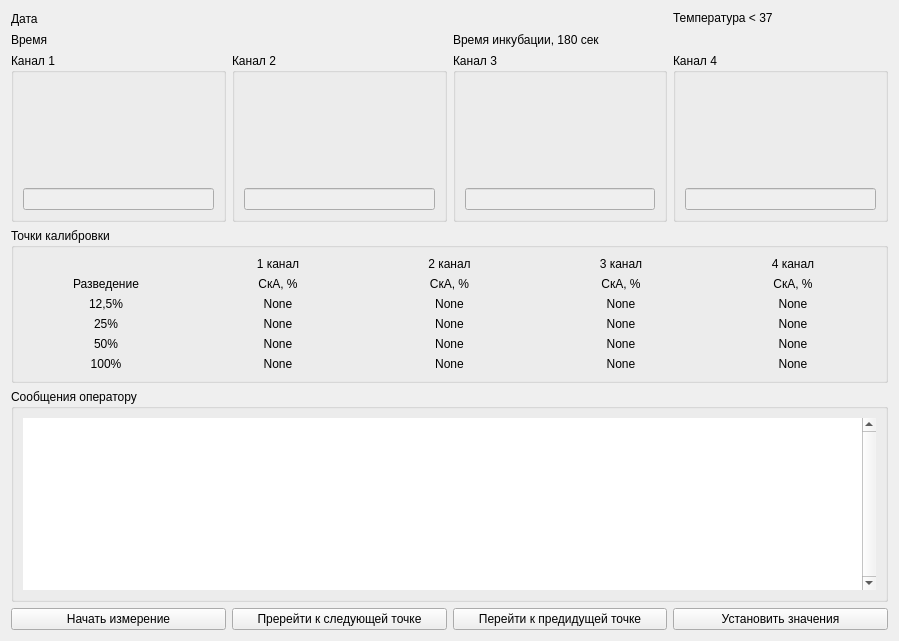
Before: the Qt Designer form kalibragr2.ui in krang4d/Agrekola, drawn with Qt 5.
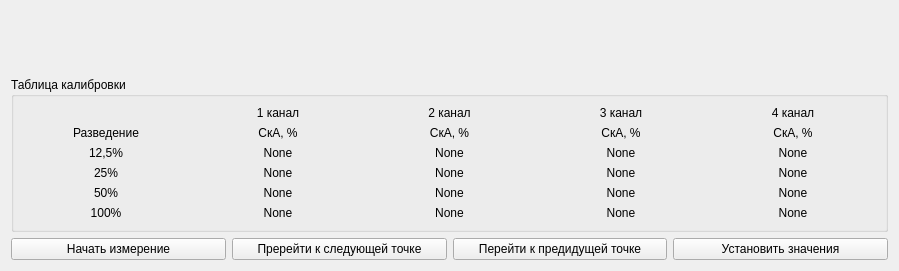
After: the same form once the commit is applied. Custom widgets are drawn as their Qt base class.

Diff of the .ui file:
```diff
--- a/kalibragr2.ui
+++ b/kalibragr2.ui
@@ -7,178 +7,22 @@
     <x>0</x>
     <y>0</y>
     <width>899</width>
-    <height>641</height>
+    <height>271</height>
    </rect>
   </property>
   <property name="windowTitle">
    <string>Form</string>
   </property>
-  <layout class="QGridLayout" name="gridLayout_3">
-   <item row="0" column="0">
+  <layout class="QVBoxLayout" name="verticalLayout">
+   <item>
+    <widget class="Widget" name="widget" native="true"/>
+   </item>
+   <item>
     <layout class="QGridLayout" name="gridLayout_2">
-     <item row="4" column="0" colspan="4">
-      <widget class="QGroupBox" name="groupBox_2">
-       <property name="sizePolicy">
-        <sizepolicy hsizetype="Preferred" vsizetype="Preferred">
-         <horstretch>0</horstretch>
-         <verstretch>0</verstretch>
-        </sizepolicy>
-       </property>
-       <property name="minimumSize">
-        <size>
-         <width>500</width>
-         <height>200</height>
-        </size>
-       </property>
-       <property name="title">
-        <string>Сообщения оператору</string>
-       </property>
-       <layout class="QHBoxLayout" name="horizontalLayout_3">
-        <item>
-         <widget class="QTextBrowser" name="textBrowser">
-          <property name="enabled">
-           <bool>true</bool>
-          </property>
-          <property name="frameShape">
-           <enum>QFrame::NoFrame</enum>
-          </property>
-          <property name="verticalScrollBarPolicy">
-           <enum>Qt::ScrollBarAlwaysOn</enum>
-          </property>
-          <property name="html">
-           <string>&lt;!DOCTYPE HTML PUBLIC &quot;-//W3C//DTD HTML 4.0//EN&quot; &quot;http://www.w3.org/TR/REC-html40/strict.dtd&quot;&gt;
-&lt;html&gt;&lt;head&gt;&lt;meta name=&quot;qrichtext&quot; content=&quot;1&quot; /&gt;&lt;style type=&quot;text/css&quot;&gt;
-p, li { white-space: pre-wrap; }
-&lt;/style&gt;&lt;/head&gt;&lt;body style=&quot; font-family:'MS Shell Dlg 2'; font-size:8.25pt; font-weight:400; font-style:normal;&quot;&gt;
-&lt;p style=&quot;-qt-paragraph-type:empty; margin-top:0px; margin-bottom:0px; margin-left:0px; margin-right:0px; -qt-block-indent:0; text-indent:0px; color:#ff0000;&quot;&gt;&lt;br /&gt;&lt;/p&gt;&lt;/body&gt;&lt;/html&gt;</string>
-          </property>
-         </widget>
-        </item>
-       </layout>
-      </widget>
-     </item>
-     <item row="2" column="1">
-      <widget class="QGroupBox" name="groupBox_ch2">
-       <property name="title">
-        <string>Канал 2</string>
-       </property>
-       <layout class="QVBoxLayout" name="verticalLayout_5">
-        <item>
-         <widget class="QWidget" name="widget_ch2" native="true"/>
-        </item>
-        <item>
-         <widget class="QLineEdit" name="lineEdit_Ch2">
-          <property name="enabled">
-           <bool>false</bool>
-          </property>
-          <property name="readOnly">
-           <bool>true</bool>
-          </property>
-         </widget>
-        </item>
-       </layout>
-      </widget>
-     </item>
-     <item row="2" column="0">
-      <widget class="QGroupBox" name="groupBox_ch1">
-       <property name="title">
-        <string>Канал 1</string>
-       </property>
-       <layout class="QVBoxLayout" name="verticalLayout_3">
-        <item>
-         <widget class="QWidget" name="widget_ch1" native="true">
-          <property name="minimumSize">
-           <size>
-            <width>50</width>
-            <height>100</height>
-           </size>
-          </property>
-         </widget>
-        </item>
-        <item>
-         <widget class="QLineEdit" name="lineEdit_Ch1">
-          <property name="enabled">
-           <bool>false</bool>
-          </property>
-          <property name="text">
-           <string/>
-          </property>
-          <property name="readOnly">
-           <bool>true</bool>
-          </property>
-         </widget>
-        </item>
-       </layout>
-      </widget>
-     </item>
-     <item row="2" column="3">
-      <widget class="QGroupBox" name="groupBox_ch4">
-       <property name="title">
-        <string>Канал 4</string>
-       </property>
-       <layout class="QVBoxLayout" name="verticalLayout_7">
-        <item>
-         <widget class="QWidget" name="widget_ch4" native="true"/>
-        </item>
-        <item>
-         <widget class="QLineEdit" name="lineEdit_Ch4">
-          <property name="enabled">
-           <bool>false</bool>
-          </property>
-          <property name="readOnly">
-           <bool>true</bool>
-          </property>
-         </widget>
-        </item>
-       </layout>
-      </widget>
-     </item>
-     <item row="2" column="2">
-      <widget class="QGroupBox" name="groupBox_ch3">
-       <property name="title">
-        <string>Канал 3</string>
-       </property>
-       <layout class="QVBoxLayout" name="verticalLayout_6">
-        <item>
-         <widget class="QWidget" name="widget_ch3" native="true"/>
-        </item>
-        <item>
-         <widget class="QLineEdit" name="lineEdit_Ch3">
-          <property name="enabled">
-           <bool>false</bool>
-          </property>
-          <property name="readOnly">
-           <bool>true</bool>
-          </property>
-         </widget>
-        </item>
-       </layout>
-      </widget>
-     </item>
      <item row="0" column="0" colspan="2">
-      <widget class="QLabel" name="label_date">
-       <property name="minimumSize">
-        <size>
-         <width>100</width>
-         <height>15</height>
-        </size>
-       </property>
-       <property name="text">
-        <string>Дата</string>
-       </property>
-      </widget>
-     </item>
-     <item row="0" column="3">
-      <widget class="QLabel" name="label_31">
-       <property name="text">
-        <string>Температура &lt; 37</string>
-       </property>
-      </widget>
-     </item>
-     <item row="3" column="0" colspan="4">
       <widget class="QGroupBox" name="groupBox">
        <property name="title">
-        <string>Точки калибровки</string>
+        <string>Таблица калибровки</string>
        </property>
        <layout class="QVBoxLayout" name="verticalLayout_2">
         <item>
@@ -478,30 +322,16 @@
        </layout>
       </widget>
      </item>
-     <item row="1" column="0" colspan="2">
-      <widget class="QLabel" name="label_time">
-       <property name="minimumSize">
-        <size>
-         <width>100</width>
-         <height>15</height>
-        </size>
-       </property>
-       <property name="text">
-        <string>Время</string>
-       </property>
-      </widget>
-     </item>
-     <item row="1" column="2">
-      <widget class="QLabel" name="label_incube">
-       <property name="text">
-        <string>Время инкубации, 180 сек</string>
-       </property>
-      </widget>
-     </item>
     </layout>
    </item>
-   <item row="1" column="0">
-    <layout class="QHBoxLayout" name="horizontalLayout">
+   <item>
+    <layout class="QHBoxLayout" name="horizontalLayout" stretch="0,0,0,0">
+     <property name="spacing">
+      <number>6</number>
+     </property>
+     <property name="sizeConstraint">
+      <enum>QLayout::SetDefaultConstraint</enum>
+     </property>
      <item>
       <widget class="QPushButton" name="pushButton">
        <property name="text">
@@ -534,6 +364,14 @@
    </item>
   </layout>
  </widget>
+ <customwidgets>
+  <customwidget>
+   <class>Widget</class>
+   <extends>QWidget</extends>
+   <header>widget.h</header>
+   <container>1</container>
+  </customwidget>
+ </customwidgets>
  <resources/>
  <connections/>
 </ui>
```
